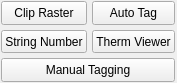
This is windows/therm_tools.ui in sensehawk/qgis_plugin as Qt 5 draws it before an edit. The edited form follows.
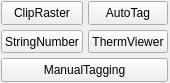
This is the edited form.

```diff
--- a/windows/therm_tools.ui
+++ b/windows/therm_tools.ui
@@ -64,7 +64,7 @@
         </sizepolicy>
        </property>
        <property name="text">
-        <string>Clip Raster</string>
+        <string>ClipRaster</string>
        </property>
       </widget>
      </item>
@@ -80,7 +80,7 @@
         <enum>Qt::TabFocus</enum>
        </property>
        <property name="text">
-        <string>Auto Tag</string>
+        <string>AutoTag</string>
        </property>
        <property name="checkable">
         <bool>true</bool>
@@ -99,7 +99,7 @@
         <enum>Qt::TabFocus</enum>
        </property>
        <property name="text">
-        <string>String Number</string>
+        <string>StringNumber</string>
        </property>
        <property name="checkable">
         <bool>true</bool>
@@ -118,7 +118,7 @@
         <enum>Qt::TabFocus</enum>
        </property>
        <property name="text">
-        <string>Therm Viewer</string>
+        <string>ThermViewer</string>
        </property>
        <property name="checkable">
         <bool>true</bool>
@@ -137,7 +137,7 @@
         <enum>Qt::TabFocus</enum>
        </property>
        <property name="text">
-        <string>Manual Tagging</string>
+        <string>ManualTagging</string>
        </property>
        <property name="checkable">
         <bool>true</bool>
```
